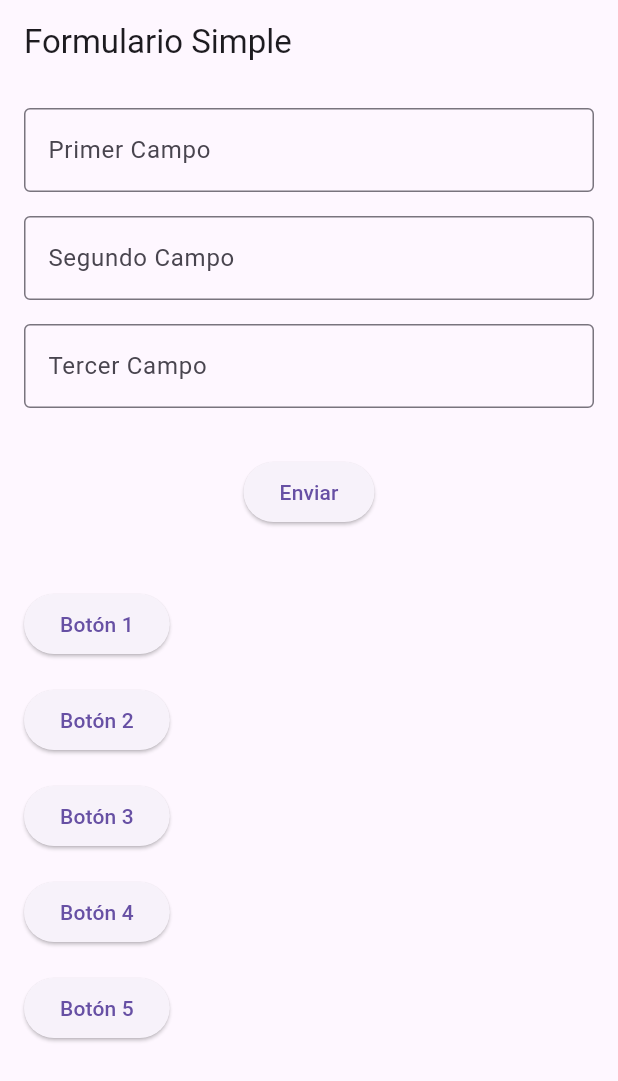
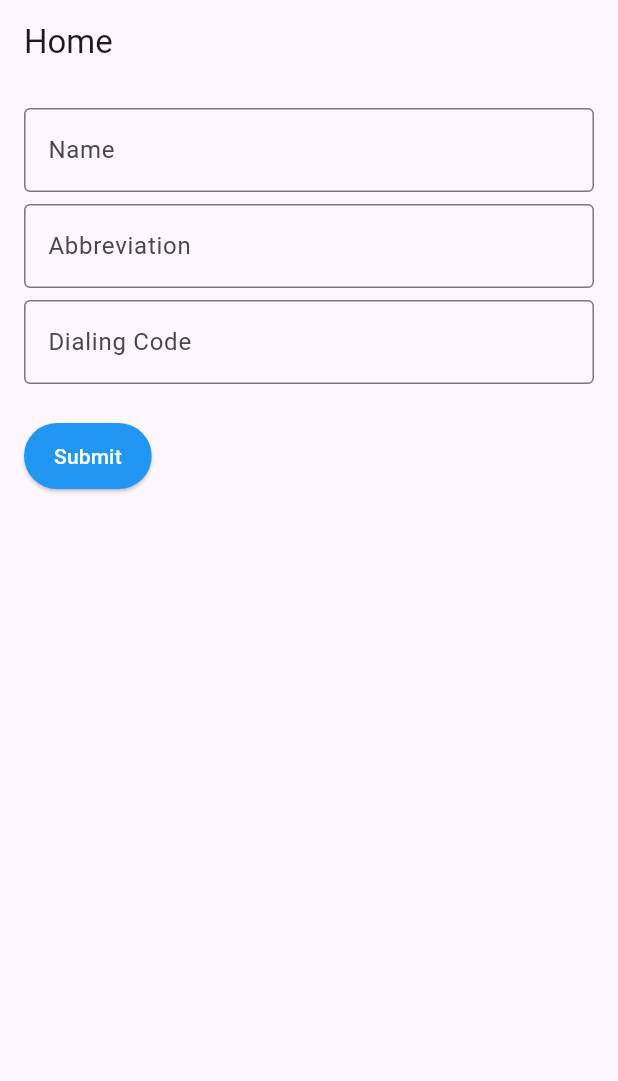
Before and after one commit to edison6009/pr2, a Flutter app: the screen it shows after launch, on a phone screen of 412 x 824 dp. Shown: the top 1081 px of the screen. Run offline on Flutter 3.47's test engine with Material 3 defaults, Android fonts, the phone set to English and light mode, and no system bars.

Commit message:
Antes de cargarla

```diff
--- /dev/null
+++ b/lib/Api/Response/ErrorServerResponse.dart
@@ -0,0 +1,34 @@
+//Api support
+import 'dart:convert';
+//Api support
+import 'package:pr2/Api/Response/ApiResponse.dart';
+
+class ErrorServerResponse {
+  final int code;
+  final List<String> error;
+  final String errors;
+
+  ErrorServerResponse({
+    required this.code,
+    required this.error,
+    required this.errors,
+  });
+
+  factory ErrorServerResponse.fromApiResponse(ApiResponse apiResponse) {
+    final data = apiResponse.body['data'];
+
+    return ErrorServerResponse(
+      code: data['code'],
+      error: List<String>.from(data['title']),
+      errors: data['errors'],
+    );
+  }
+
+  // Getter 'message' que retorna el primer título
+  String get title => error[0];
+
+  @override
+  String toString() {
+    return 'Status Code: $code, Title: $title, Errors: $errors';
+  }
+}
--- /dev/null
+++ b/lib/Api/Response/SuccessResponse.dart
@@ -0,0 +1,33 @@
+//Api support
+import 'dart:convert';
+//Api support
+import 'package:pr2/Api/Response/ApiResponse.dart';
+
+class SuccessResponse {
+  final Map<String, dynamic> body;
+  final int statusCode;
+
+  SuccessResponse({
+    required this.body,
+    required this.statusCode,
+  });
+
+  factory SuccessResponse.fromApiResponse(ApiResponse apiResponse) {
+    // Obtén el cuerpo de la respuesta y asegúrate de que no sea nulo
+    return SuccessResponse(
+      body: apiResponse.body,
+      statusCode: apiResponse.statusCode,
+    );
+  }
+
+  String get message {
+    // Verifica si 'message' está presente en el cuerpo de la respuesta
+    return body['message'] as String;
+  }
+
+  @override
+  String toString() {
+    // Asegúrate de que statusCode y message estén presentes
+    return 'Status Code: $statusCode, Message: $message';
+  }
+}
--- a/lib/Api/Service/CountryService.dart
+++ b/lib/Api/Service/CountryService.dart
@@ -1,4 +1,5 @@
 import 'package:http/http.dart' as http;
+import 'package:pr2/Api/Response/ApiResponse.dart';
 import 'package:pr2/Constants/Constants.dart';
 import 'dart:convert';
 
--- a/lib/App/View/Home.dart
+++ b/lib/App/View/Home.dart
@@ -1,55 +1,42 @@
+//Flutter native support
 import 'package:flutter/material.dart';
+import 'Countries.dart'; // Importa la nueva vista
+//Api support
 import 'package:pr2/Api/Command/CountryCommand.dart';
 import 'package:pr2/Api/Service/CountryService.dart';
+import 'package:pr2/Api/Response/ApiResponse.dart';
+import 'package:pr2/Api/Response/SuccessResponse.dart';
+import 'package:pr2/Api/Response/ErrorServerResponse.dart';
+//App suporrt
 import 'package:pr2/App/Widget/PopupWindow.dart';
-import 'package:pr2/Constants/Constants.dart';
-import 'Countries.dart'; // Importa la nueva vista
+import 'package:pr2/App/Widget/CustomForm.dart';
 
+/// Clase para la vista principal llamada Home que contiene el formulario personalizado.
 class Home extends StatelessWidget {
-  final TextEditingController _name = TextEditingController();
-  final TextEditingController _abbreviation = TextEditingController();
-  final TextEditingController _dialing_code = TextEditingController();
+  final TextEditingController nameController = TextEditingController();
+  final TextEditingController abbreviationController = TextEditingController();
+  final TextEditingController dialingCodeController = TextEditingController();
+    final TextEditingController asdasdadsads = TextEditingController();
 
   @override
   Widget build(BuildContext context) {
     return Scaffold(
-      appBar: AppBar(
-        title: Text('Formulario Simple'), // Título de la app bar
-      ),
+      appBar: AppBar(title: Text('Home')),
       body: Padding(
-        padding: const EdgeInsets.all(16.0), // Espacio alrededor del formulario
-        child: Form(
-          child: Column(
-            crossAxisAlignment:
-                CrossAxisAlignment.start, // Alineación a la izquierda
-            children: <Widget>[
-              TextFormField(
-                controller: _name,
-                decoration: InputDecoration(
-                  labelText: 'Primer Campo', // Etiqueta para el primer input
-                  border: OutlineInputBorder(), // Borde para el input
-                ),
-              ),
-              SizedBox(height: 16.0), // Espacio entre los campos
-              TextFormField(
-                controller: _abbreviation,
-                decoration: InputDecoration(
-                  labelText: 'Segundo Campo', // Etiqueta para el segundo input
-                  border: OutlineInputBorder(), // Borde para el input
-                ),
-              ),
-              SizedBox(height: 16.0), // Espacio entre los campos
-              TextFormField(
-                controller: _dialing_code,
-                decoration: InputDecoration(
-                  labelText: 'Tercer Campo', // Etiqueta para el tercer input
-                  border: OutlineInputBorder(), // Borde para el input
-                ),
-              ),
-              SizedBox(height: 32.0), // Espacio antes del botón
-              Center(
-                child: ElevatedButton(
-                  onPressed: () async {
+        padding: const EdgeInsets.all(16.0),
+        child: CustomForm(
+          controllers: [
+            nameController,
+            abbreviationController,
+            dialingCodeController,
+          ],
+          fieldLabels: [
+            'Name',
+            'Abbreviation',
+            'Dialing Code',
+          ],
+          buttonLabel: 'Submit',
+          onButtonPressed: () async {
             // Crear una instancia de CountryCreate
             var countryCreateService = CountryCreate();
 
@@ -57,28 +44,29 @@ class Home extends StatelessWidget {
             var commandCreate = CountryCommandCreate(countryCreateService);
 
             // Obtener valores de los campos de texto
-                    String name = _name.text;
-                    String abbreviation = _abbreviation.text;
-                    String dialingCode = _dialing_code.text;
+            String name = nameController.text;
+            String abbreviation = abbreviationController.text;
+            String dialingCode = dialingCodeController.text;
 
             // Llamar a execute con los valores de los campos
-                    var response = await commandCreate.execute(name, abbreviation, dialingCode);
+            var response =
+                await commandCreate.execute(name, abbreviation, dialingCode);
 
             // Mostrar el PopupWindow con el resultado
             showDialog(
               context: context,
               builder: (BuildContext context) {
-                        if (response is ApiResponseSuccess) {
+                if (response is SuccessResponse) {
                   // Manejar la respuesta exitosa
                   return PopupWindow(
-                            title: 'Éxito', // Título para respuesta exitosa
+                    title: 'Success',
                     message: response.message, // Mensaje del cuerpo
                   );
-                        } else if (response is ApiResponseErrorServer) {
+                } else if (response is ErrorServerResponse) {
                   // Manejar el error
                   return PopupWindow(
                     title: 'Error',
-                            message: response.message, // Mostrar el primer título directamente
+                    message: response.title, // Mostrar el error
                   );
                 } else {
                   // Manejo de casos imprevistos
@@ -90,41 +78,11 @@ class Home extends StatelessWidget {
               },
             );
 
-
-                    // Limpiar los campos de texto
-                    _name.clear();
-                    _abbreviation.clear();
-                    _dialing_code.clear();
+            // Limpiar los campos de texto después de enviar
+            nameController.clear();
+            abbreviationController.clear();
+            dialingCodeController.clear();
           },
-
-
-                  child: Text('Enviar'), // Texto del botón
-                ),
-              ),
-              SizedBox(height: 32.0), // Espacio antes de los nuevos botones
-              Column(
-                children: List.generate(5, (index) {
-                  return Padding(
-                    padding: const EdgeInsets.symmetric(vertical: 8.0),
-                    child: ElevatedButton(
-                      onPressed: () {
-                        if (index == 0) {
-                          // Navegar a la nueva vista "Countries"
-                          Navigator.push(
-                            context,
-                            MaterialPageRoute(
-                                builder: (context) => Countries()),
-                          );
-                        }
-                        // Añade las acciones de los otros botones aquí
-                      },
-                      child: Text('Botón ${index + 1}'), // Texto del botón
-                    ),
-                  );
-                }),
-              ),
-            ],
-          ),
         ),
       ),
     );
--- /dev/null
+++ b/lib/App/Widget/CustomButton.dart
@@ -0,0 +1,22 @@
+//Flutter native support
+import 'package:flutter/material.dart';
+
+class CustomButton extends StatelessWidget {
+  final String label;
+  final VoidCallback onPressed;
+
+  CustomButton({required this.label, required this.onPressed});
+
+  @override
+  Widget build(BuildContext context) {
+    return ElevatedButton(
+      onPressed: onPressed,
+      style: ElevatedButton.styleFrom(
+        backgroundColor: Colors.blue, // Antes era 'primary'
+        foregroundColor: Colors.white, // Antes era 'onPrimary'
+        padding: EdgeInsets.symmetric(horizontal: 20, vertical: 12),
+      ),
+      child: Text(label),
+    );
+  }
+}
--- /dev/null
+++ b/lib/App/Widget/CustomForm.dart
@@ -0,0 +1,44 @@
+//Flutter native support
+import 'package:flutter/material.dart';
+//App suporrt
+import 'CustomLabel.dart'; // Asegúrate de tener este archivo
+import 'CustomButton.dart';
+
+class CustomForm extends StatelessWidget {
+  final List<TextEditingController> controllers;
+  final List<String> fieldLabels;
+  final String buttonLabel;
+  final VoidCallback onButtonPressed;
+
+  CustomForm({
+    required this.controllers,
+    required this.fieldLabels,
+    required this.buttonLabel,
+    required this.onButtonPressed,
+  });
+
+  @override
+  Widget build(BuildContext context) {
+    return Column(
+      crossAxisAlignment: CrossAxisAlignment.start,
+      children: [
+        for (int i = 0; i < fieldLabels.length; i++)
+          Padding(
+            padding: const EdgeInsets.only(bottom: 8.0),
+            child: TextField(
+              controller: controllers[i],
+              decoration: InputDecoration(
+                hintText: fieldLabels[i], // Label dentro del campo
+                border: OutlineInputBorder(),
+              ),
+            ),
+          ),
+        SizedBox(height: 16),
+        CustomButton(
+          label: buttonLabel,
+          onPressed: onButtonPressed,
+        ),
+      ],
+    );
+  }
+}
--- a/lib/App/Widget/PopupWindow.dart
+++ b/lib/App/Widget/PopupWindow.dart
@@ -1,3 +1,4 @@
+//Flutter native support
 import 'package:flutter/material.dart';
 
 /// Un widget de ventana emergente que muestra un cuadro de diálogo con un título y un mensaje.
--- a/lib/Constants/Constants.dart
+++ b/lib/Constants/Constants.dart
@@ -11,75 +11,3 @@ class ApiUrl{
 
   // -------------------------------------------------------------------------//
 }
-
-class ApiResponse {
-  final Map<String, dynamic> body; // Contenido de la respuesta
-  final int statusCode; // Código de estado HTTP
-
-  ApiResponse(this.body, this.statusCode);
-
-  factory ApiResponse.fromJsonString(String jsonString, int statusCode) {
-    // Deserializa la cadena JSON directamente en el constructor
-    return ApiResponse(jsonDecode(jsonString), statusCode);
-  }
-}
-
-class ApiResponseSuccess {
-  final Map<String, dynamic> body;
-  final int statusCode;
-
-  ApiResponseSuccess({
-    required this.body,
-    required this.statusCode,
-  });
-
-  factory ApiResponseSuccess.fromApiResponse(ApiResponse apiResponse) {
-    // Obtén el cuerpo de la respuesta y asegúrate de que no sea nulo
-    return ApiResponseSuccess(
-      body: apiResponse.body,
-      statusCode: apiResponse.statusCode,
-    );
-  }
-
-  String get message {
-    // Verifica si 'message' está presente en el cuerpo de la respuesta
-      return body['message'] as String;
-
-  }
-
-  @override
-  String toString() {
-    // Asegúrate de que statusCode y message estén presentes
-    return 'Status Code: $statusCode, Message: $message';
-  }
-}
-
-class ApiResponseErrorServer {
-  final int code;
-  final List<String> title;
-  final String errors;
-
-  ApiResponseErrorServer({
-    required this.code,
-    required this.title,
-    required this.errors,
-  });
-
-  factory ApiResponseErrorServer.fromApiResponse(ApiResponse apiResponse) {
-    final data = apiResponse.body['data'];
-
-    return ApiResponseErrorServer(
-      code: data['code'],
-      title: List<String>.from(data['title']),
-      errors: data['errors'],
-    );
-  }
-
-  // Getter 'message' que retorna el primer título
-  String get message => title[0];
-
-  @override
-  String toString() {
-    return 'Status Code: $code, Message: $message, Errors: $errors';
-  }
-}
```
Also changed, not shown: lib/Api/Command/CountryCommand.dart (+9 -5 lines), lib/Api/Response/ApiResponse.dart (added, +14 -0 lines), lib/App/Widget/CountrySelector.dart (deleted, +0 -91 lines), lib/App/Widget/CustomLabel.dart (added, +20 -0 lines). Lines whose indentation alone changed are shown as unchanged.
